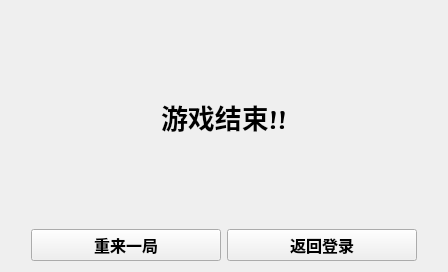
zhaojiahua/MayaGames, file BreakBricksPro/scripts/gameoverui.ui: the form before one commit.
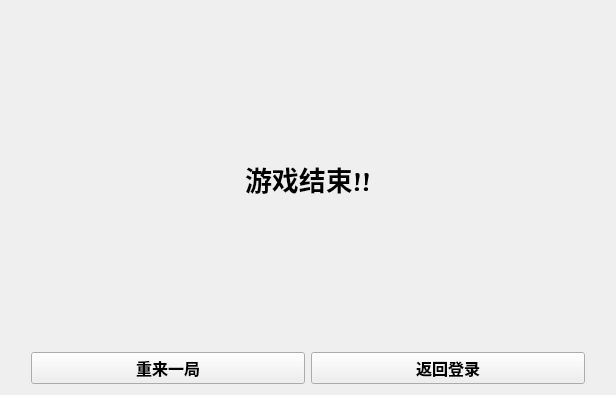
The form after the commit.

```diff
--- a/BreakBricksPro/scripts/gameoverui.ui
+++ b/BreakBricksPro/scripts/gameoverui.ui
@@ -6,8 +6,8 @@
    <rect>
     <x>0</x>
     <y>0</y>
-    <width>448</width>
-    <height>272</height>
+    <width>616</width>
+    <height>395</height>
    </rect>
   </property>
   <property name="font">
@@ -22,6 +22,12 @@
   <layout class="QVBoxLayout" name="verticalLayout">
    <item>
     <widget class="QLabel" name="label">
+     <property name="sizePolicy">
+      <sizepolicy hsizetype="Preferred" vsizetype="Minimum">
+       <horstretch>0</horstretch>
+       <verstretch>0</verstretch>
+      </sizepolicy>
+     </property>
      <property name="font">
       <font>
        <family>Caladea</family>
```
